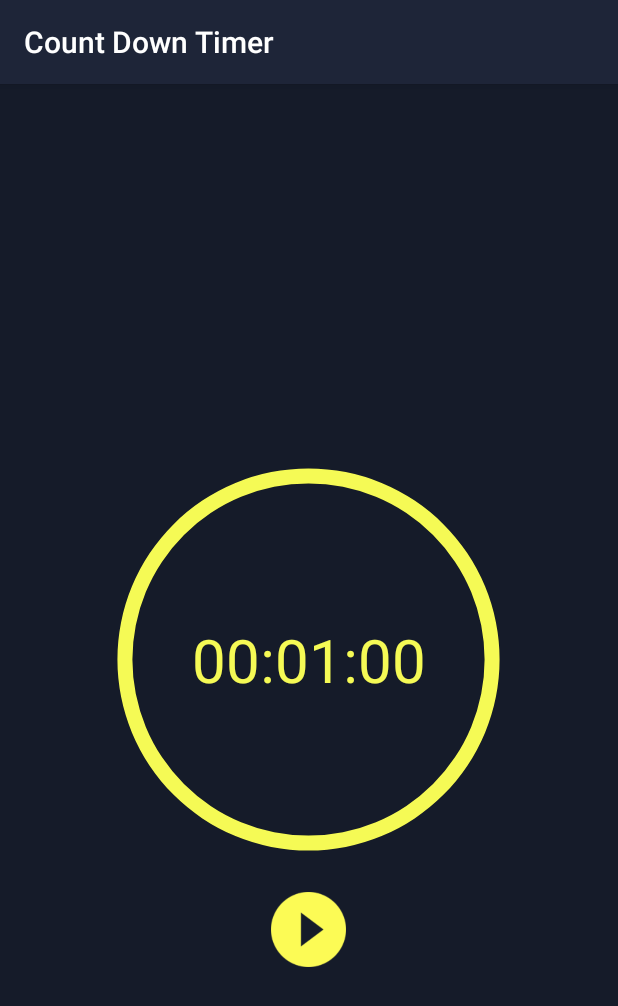
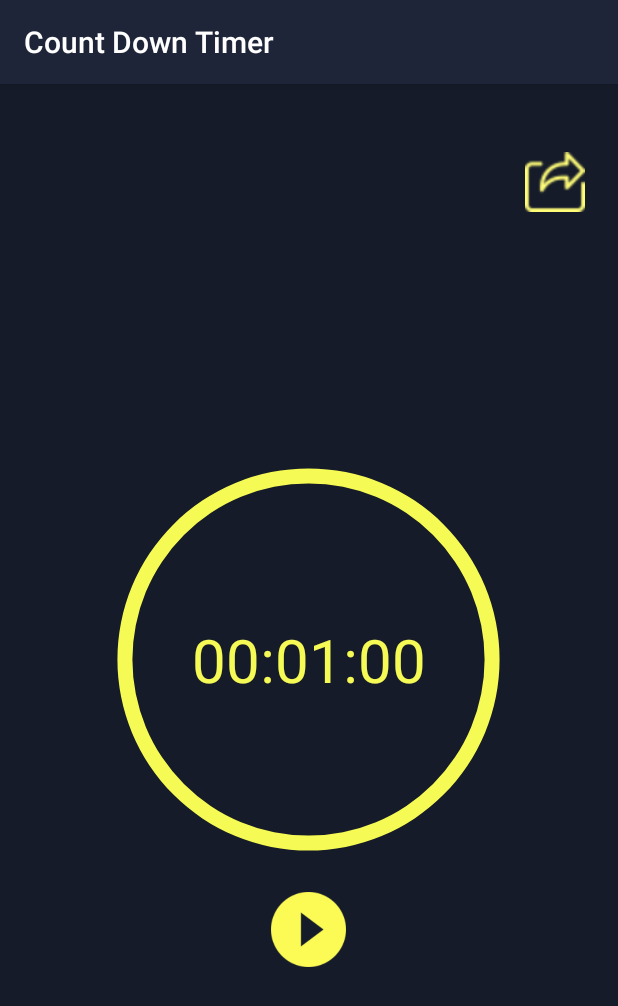
Before and after one commit to moo-nerim/keepWalking, an Android app: the screen it shows after launch (MainActivity), on a phone screen of 412 x 824 dp. Shown: the top 1006 px of the screen. Run offline under Robolectric (Android 15) with nearby library versions, the phone set to English and light mode, and no system bars; libraries missing offline, so code that uses them is left out: org.tensorflow.contrib, org.tensorflow.lite; 1 statement that could not run was skipped.

Commit message:
Add share icon

```diff
--- a/app/src/main/res/layout/activity_main.xml
+++ b/app/src/main/res/layout/activity_main.xml
@@ -71,4 +71,13 @@
         android:layout_marginTop="20dp"
         android:src="@drawable/icon_start" />
 
+    <ImageView
+        android:id="@+id/imageViewShare"
+        android:layout_width="40dp"
+        android:layout_height="40dp"
+        android:layout_below="@id/progressBarCircle"
+        android:layout_marginLeft="350dp"
+        android:layout_marginTop="-473dp"
+        android:src="@drawable/share_ico" />
+
 </RelativeLayout>
```
Also changed, not shown: app/src/main/res/drawable-v24/share_ico.png (added).
